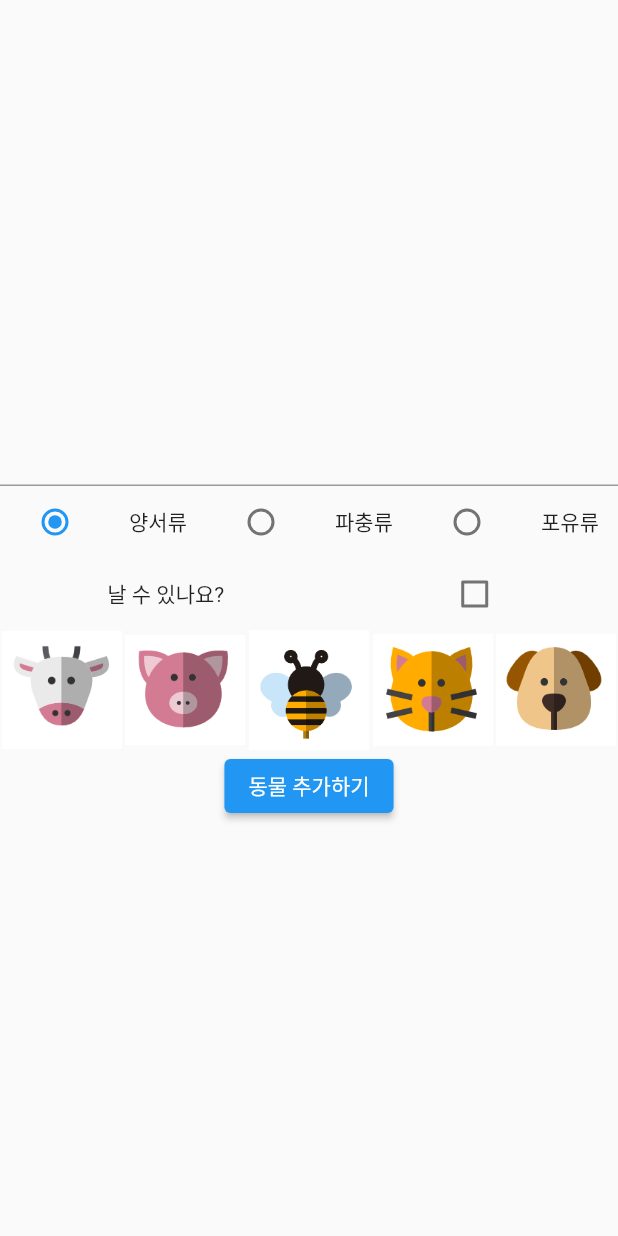
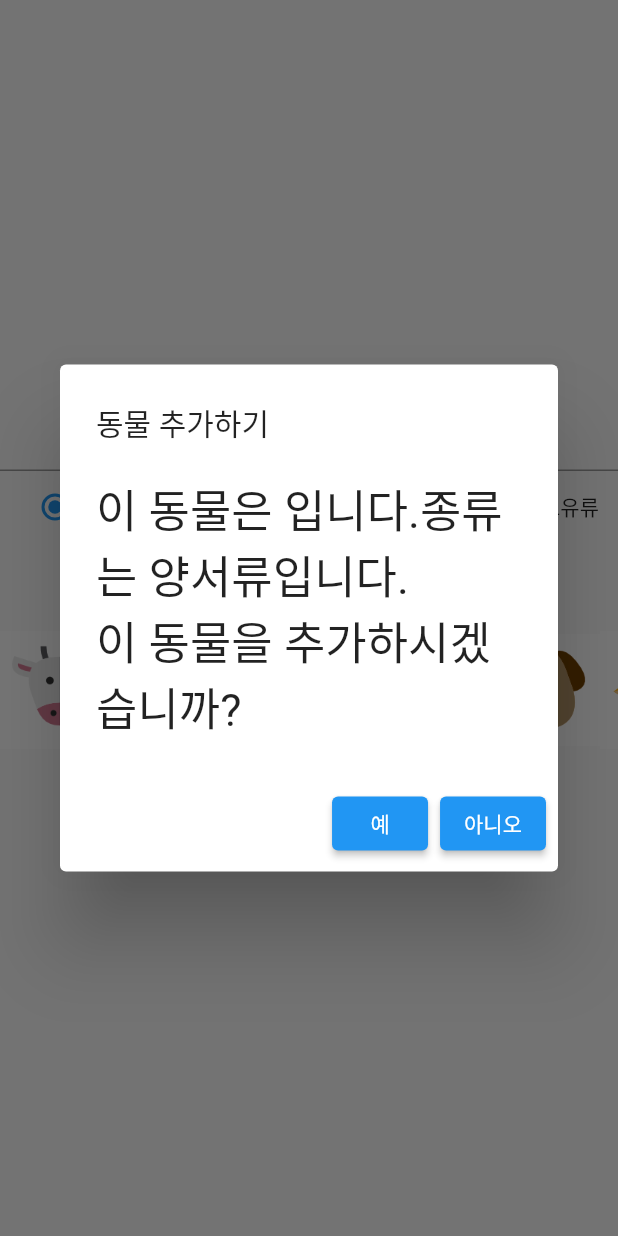
Before and after one commit to mccormick84/flutter_listview_example, a Flutter app: the SecondApp screen opened directly with empty values, after a tap on "동물 추가하기", on a phone screen of 412 x 824 dp. Run offline on Flutter 3.47's test engine with Material 2 defaults, Android fonts, the phone set to English and light mode, and no system bars.

Commit message:
플러터 리스트 뷰 실습 2) 동물 소개 페이지 만들기

```diff
--- a/lib/sub/secondPage.dart
+++ b/lib/sub/secondPage.dart
@@ -1,4 +1,5 @@
 import 'package:flutter/material.dart';
+
 import '../animalItem.dart';
 
 class SecondApp extends StatefulWidget {
@@ -35,11 +36,9 @@ class _SecondApp extends State<SecondApp> {
                 onChanged: _radioChange,
               ),
               Text('양서류'),
-                  Radio(
-                      value: 1, groupValue: _radioValue, onChanged: _radioChange),
+              Radio(value: 1, groupValue: _radioValue, onChanged: _radioChange),
               Text('파충류'),
-                  Radio(
-                      value: 2, groupValue: _radioValue, onChanged: _radioChange),
+              Radio(value: 2, groupValue: _radioValue, onChanged: _radioChange),
               Text('포유류'),
             ],
             mainAxisAlignment: MainAxisAlignment.spaceAround,
@@ -57,7 +56,10 @@ class _SecondApp extends State<SecondApp> {
             ],
             mainAxisAlignment: MainAxisAlignment.spaceAround,
           ),
-              Row(
+          SizedBox(
+            height: 100,
+            child: ListView(
+              scrollDirection: Axis.horizontal,
               children: <Widget>[
                 GestureDetector(
                   child: Image.asset('repo/images/cow.png', width: 80),
@@ -89,10 +91,56 @@ class _SecondApp extends State<SecondApp> {
                     _imagePath = 'repo/images/dog.png';
                   },
                 ),
+                GestureDetector(
+                  child: Image.asset('repo/images/fox.png', width: 80),
+                  onTap: () {
+                    _imagePath = 'repo/images/fox.png';
+                  },
+                ),
+                GestureDetector(
+                  child: Image.asset('repo/images/monkey.png', width: 80),
+                  onTap: () {
+                    _imagePath = 'repo/images/monkey.png';
+                  },
+                ),
               ],
-                mainAxisAlignment: MainAxisAlignment.spaceAround,
             ),
-              ElevatedButton(onPressed: () {}, child: Text('동물 추가하기'))
+          ),
+          ElevatedButton(
+              child: Text('동물 추가하기'),
+              onPressed: () {
+                var animal = Animal(
+                    animalName: nameController.value.text,
+                    kind: getKind(_radioValue),
+                    imagePath: _imagePath,
+                    flyExist: flyExist);
+                AlertDialog dialog = AlertDialog(
+                  title: Text('동물 추가하기'),
+                  content: Text(
+                    '이 동물은 ${animal.animalName}입니다.'
+                    '종류는 ${animal.kind}입니다.\n이 동물을 추가하시겠습니까?',
+                    style: TextStyle(fontSize: 30.0),
+                  ),
+                  actions: [
+                    ElevatedButton(
+                      onPressed: () {
+                        widget.list?.add(animal);
+                        Navigator.of(context).pop();
+                      },
+                      child: Text('예'),
+                    ),
+                    ElevatedButton(
+                      onPressed: () {
+                        Navigator.of(context).pop();
+                      },
+                      child: Text('아니오'),
+                    ),
+                  ],
+                );
+                showDialog(
+                    context: context,
+                    builder: (BuildContext context) => dialog);
+              })
         ],
       ),
     ));
@@ -103,4 +151,15 @@ class _SecondApp extends State<SecondApp> {
       _radioValue = value;
     });
   }
+
+  getKind(int? radioValue) {
+    switch (radioValue) {
+      case 0:
+        return "양서류";
+      case 1:
+        return "파충류";
+      case 2:
+        return "포유류";
     }
+  }
+}
```
Lines whose indentation alone changed are shown as unchanged.
